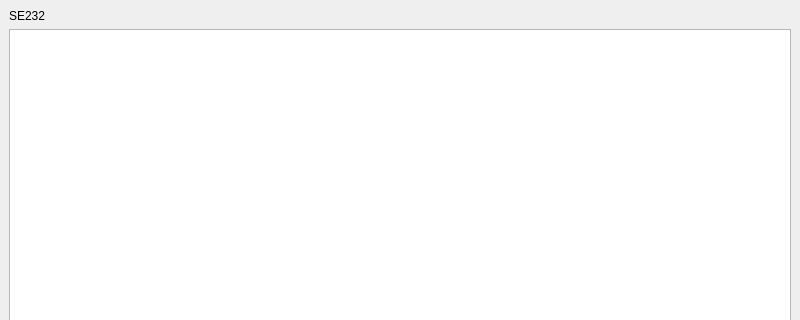
Qt form rs232.ui (kasarkonic/Sauka1) before a commit; both pictures show x 0 to 800 and y 0 to 320 of the 800 by 600 pixel window.
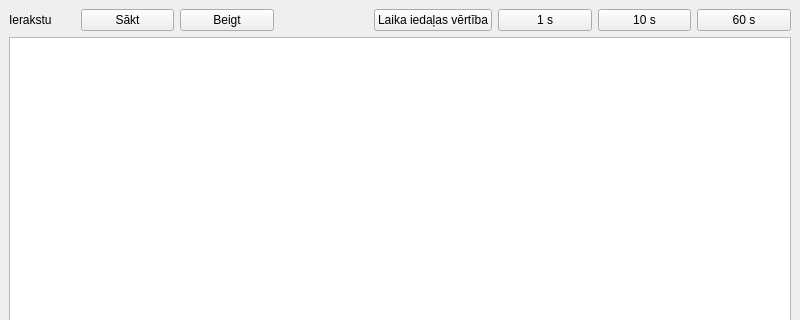
The same form after that commit.

```diff
--- a/rs232.ui
+++ b/rs232.ui
@@ -16,16 +16,86 @@
   <widget class="QWidget" name="centralwidget">
    <layout class="QVBoxLayout" name="verticalLayout_2">
     <item>
-     <layout class="QVBoxLayout" name="verticalLayout">
+     <layout class="QVBoxLayout" name="verticalLayout" stretch="20,1,1">
       <item>
-       <widget class="QLabel" name="label">
-        <property name="text">
-         <string>SE232</string>
-        </property>
-       </widget>
+       <layout class="QVBoxLayout" name="verticalLayout_chart"/>
       </item>
       <item>
-       <widget class="QTextEdit" name="textEditInfo"/>
+       <layout class="QHBoxLayout" name="horizontalLayout_3" stretch="7,10,10,10,10,10,10,10">
+        <item>
+         <widget class="QLabel" name="label_statuss">
+          <property name="text">
+           <string>Ierakstu</string>
+          </property>
+         </widget>
+        </item>
+        <item>
+         <widget class="QPushButton" name="pushButtonStart">
+          <property name="text">
+           <string>Sākt</string>
+          </property>
+         </widget>
+        </item>
+        <item>
+         <widget class="QPushButton" name="pushButton_Stop">
+          <property name="text">
+           <string>Beigt</string>
+          </property>
+         </widget>
+        </item>
+        <item>
+         <spacer name="horizontalSpacer">
+          <property name="orientation">
+           <enum>Qt::Horizontal</enum>
+          </property>
+          <property name="sizeHint" stdset="0">
+           <size>
+            <width>40</width>
+            <height>20</height>
+           </size>
+          </property>
+         </spacer>
+        </item>
+        <item>
+         <widget class="QPushButton" name="pushButton_3">
+          <property name="text">
+           <string>Laika iedaļas vērtība</string>
+          </property>
+         </widget>
+        </item>
+        <item>
+         <widget class="QPushButton" name="pushButton_1s">
+          <property name="text">
+           <string>1 s</string>
+          </property>
+         </widget>
+        </item>
+        <item>
+         <widget class="QPushButton" name="pushButton_10s">
+          <property name="text">
+           <string>10 s</string>
+          </property>
+         </widget>
+        </item>
+        <item>
+         <widget class="QPushButton" name="pushButton_60s">
+          <property name="text">
+           <string>60 s</string>
+          </property>
+         </widget>
+        </item>
+       </layout>
+      </item>
+      <item>
+       <layout class="QVBoxLayout" name="verticalLayout_3">
+        <item>
+         <layout class="QHBoxLayout" name="horizontalLayout_2" stretch="0">
+          <item>
+           <widget class="QTextEdit" name="textEditInfo"/>
+          </item>
+         </layout>
+        </item>
+       </layout>
       </item>
      </layout>
     </item>
```
